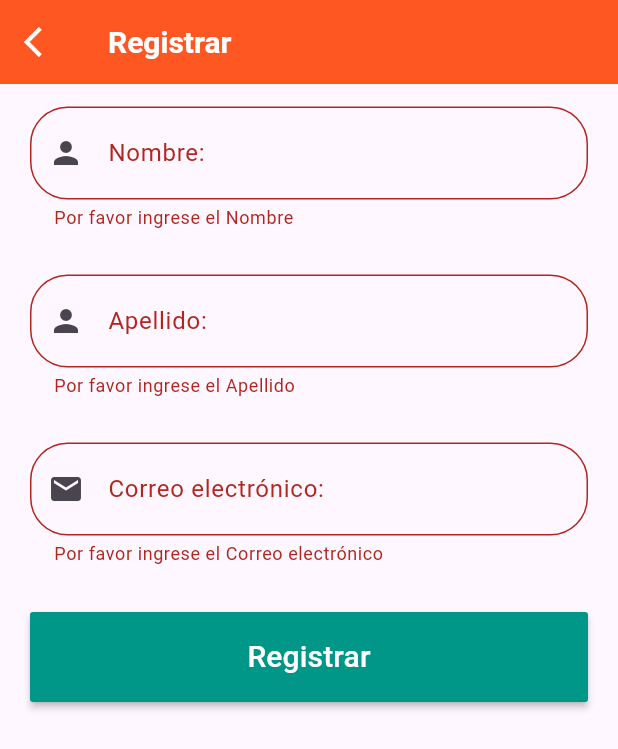
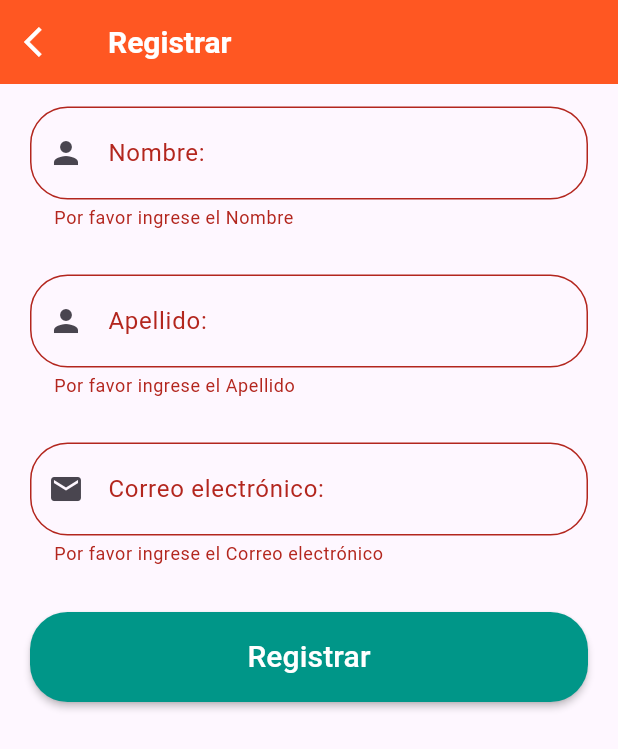
Before and after one commit to OrlayMolina/proyecto-flutter, a Flutter app: the AddUser screen opened directly, after a tap on "Registrar", on a phone screen of 412 x 824 dp. Shown: the top 749 px of the screen. Run offline on Flutter 3.47's test engine with Material 3 defaults, Android fonts, the phone set to English and light mode, and no system bars.

Commit message:
Se agregan controladores para capturar el texto que se ingresa a cada uno de los campos, se actualiza los estilos del boton 'registrar'.

```diff
--- a/proyecto_flutter/lib/add_users.dart
+++ b/proyecto_flutter/lib/add_users.dart
@@ -60,6 +60,9 @@ class UserForm extends StatefulWidget {
 
 class UserFormState extends State<UserForm> {
   final _formKey = GlobalKey<FormState>();
+  var _nombre = TextEditingController();
+  var _apellido = TextEditingController();
+  var _correo = TextEditingController();
 
   @override
   Widget build(BuildContext context) {
@@ -91,6 +94,7 @@ class UserFormState extends State<UserForm> {
                 }
                 return null;
               },
+              controller: _nombre,
             ),
           ),
           ///Input Apellido
@@ -117,6 +121,7 @@ class UserFormState extends State<UserForm> {
                 }
                 return null;
               },
+              controller: _apellido,
             ),
           ),
           ///Input Correo
@@ -143,6 +148,7 @@ class UserFormState extends State<UserForm> {
                 }
                 return null;
               },
+              controller: _correo,
             ),
           ),
           Padding(
@@ -152,10 +158,13 @@ class UserFormState extends State<UserForm> {
               height: 60.0,
               onPressed: () => {
                 if(_formKey.currentState?.validate() ?? false){
-
+                  getData()
                 }
               },
               color: Colors.teal,
+              shape: RoundedRectangleBorder(
+                borderRadius: BorderRadius.circular(25.0), // Define el radio de borde
+              ),
               child: Text(
                 "Registrar",
                 style: const TextStyle(
@@ -170,4 +179,8 @@ class UserFormState extends State<UserForm> {
     );
   }
 
+  getData(){
+    print(_nombre.text);
+  }
+
 }
```
